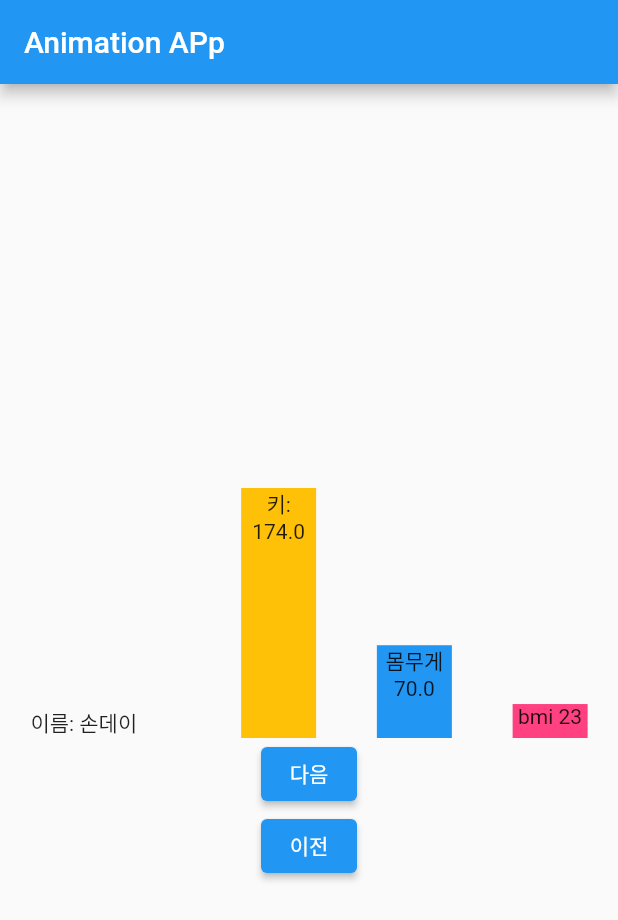
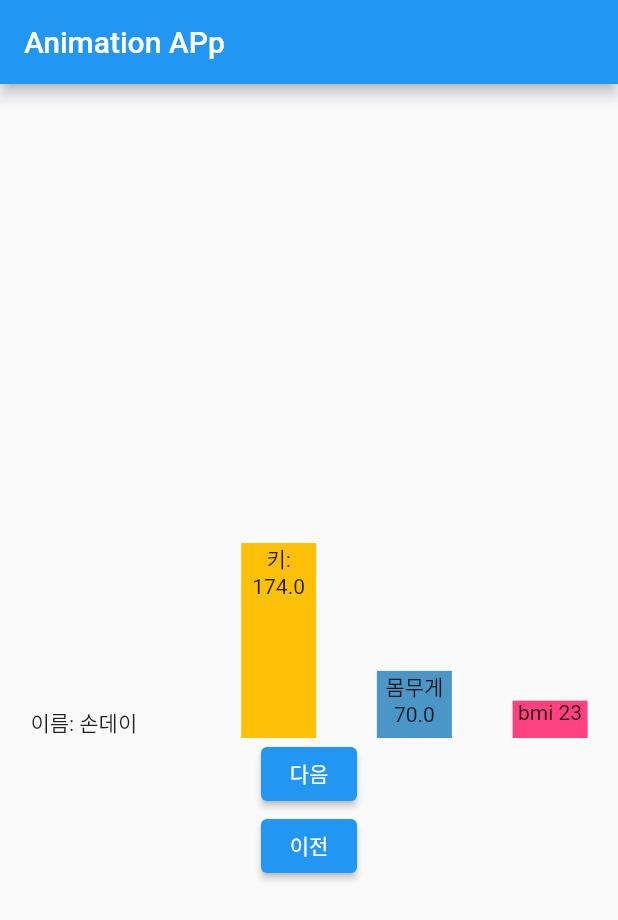
Before and after one commit to happy-sonday/flutter-begin, a Flutter app: the screen it shows after launch, after a tap on "다음", on a phone screen of 412 x 824 dp. Shown: the top 920 px of the screen. Run offline on Flutter 3.47's test engine with Material 2 defaults, Android fonts, the light colour scheme and no system bars; our stand-ins replace carousel_slider, dio, flutter_dotenv, flutter_linkify, flutter_svg, font_awesome_flutter and 2 more; accounts and stored records are empty.

Commit message:
색깔 변경 animation

```diff
--- a/flutter_do_animation/lib/animation_app.dart
+++ b/flutter_do_animation/lib/animation_app.dart
@@ -11,15 +11,17 @@ class AnimationApp extends StatefulWidget {
 class _AnimationAppState extends State<AnimationApp> {
   List<People> peoples = List.empty(growable: true);
   int current = 0;
+  Color weightColor = Colors.blue;
 
   @override
   void initState() {
     // TODO: implement initState
-    peoples.add(People('해피', 165, 60));
+    peoples.add(People('해피', 120, 39));
     peoples.add(People('손데이', 174, 70));
     peoples.add(People('누수노시뇽', 164, 53));
-    peoples.add(People('페이커', 170, 100));
+    peoples.add(People('페이커', 170, 62));
     peoples.add(People('클로저', 100, 80));
+    peoples.add(People('잠만보', 120, 150));
     super.initState();
   }
 
@@ -54,7 +56,7 @@ class _AnimationAppState extends State<AnimationApp> {
                     AnimatedContainer(
                       duration: Duration(seconds: 2),
                       curve: Curves.easeInCubic,
-                      color: Colors.blue,
+                      color: weightColor,
                       child: Text(
                         "몸무게 ${peoples[current].weight}",
                         textAlign: TextAlign.center,
@@ -84,6 +86,7 @@ class _AnimationAppState extends State<AnimationApp> {
                     setState(() {
                       if (current < peoples.length - 1) {
                         current++;
+                        _changeWeightColor(peoples[current].weight);
                       }
                     });
                   },
@@ -93,6 +96,7 @@ class _AnimationAppState extends State<AnimationApp> {
                     setState(() {
                       if (current > 0) {
                         current--;
+                        _changeWeightColor(peoples[current].weight);
                       }
                     });
                   },
@@ -104,4 +108,16 @@ class _AnimationAppState extends State<AnimationApp> {
       ),
     );
   }
+
+  void _changeWeightColor(double weight) {
+    if (weight < 40) {
+      weightColor = Colors.blueAccent;
+    } else if (weight < 60) {
+      weightColor = Colors.indigo;
+    } else if (weight < 80) {
+      weightColor = Colors.orange;
+    } else {
+      weightColor = Colors.red;
+    }
+  }
 }
```
